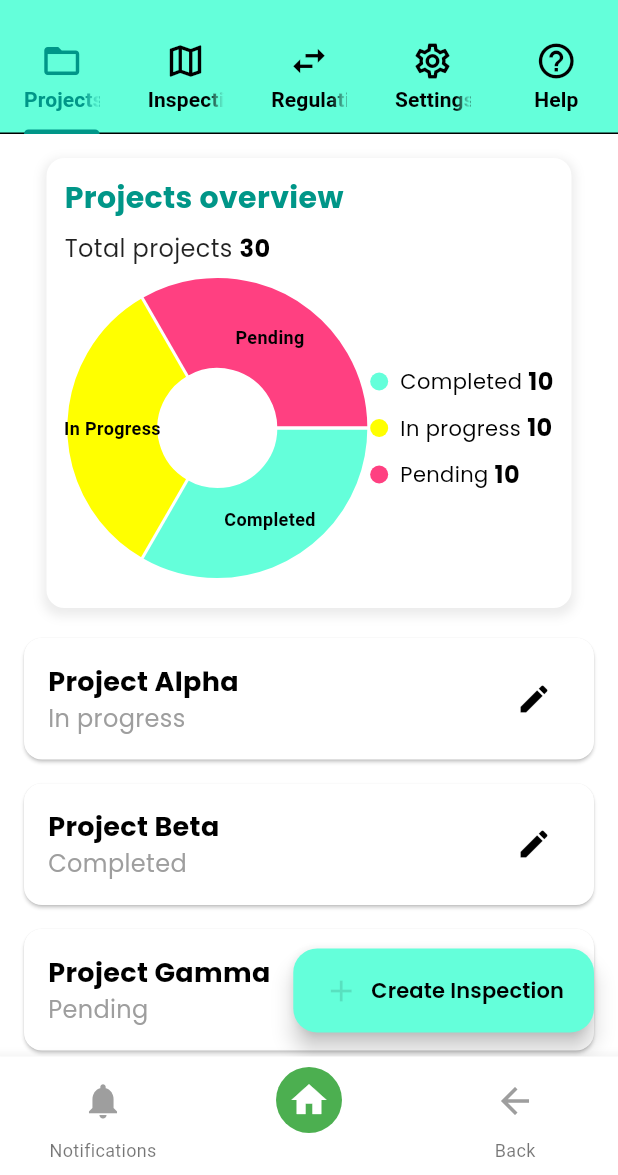
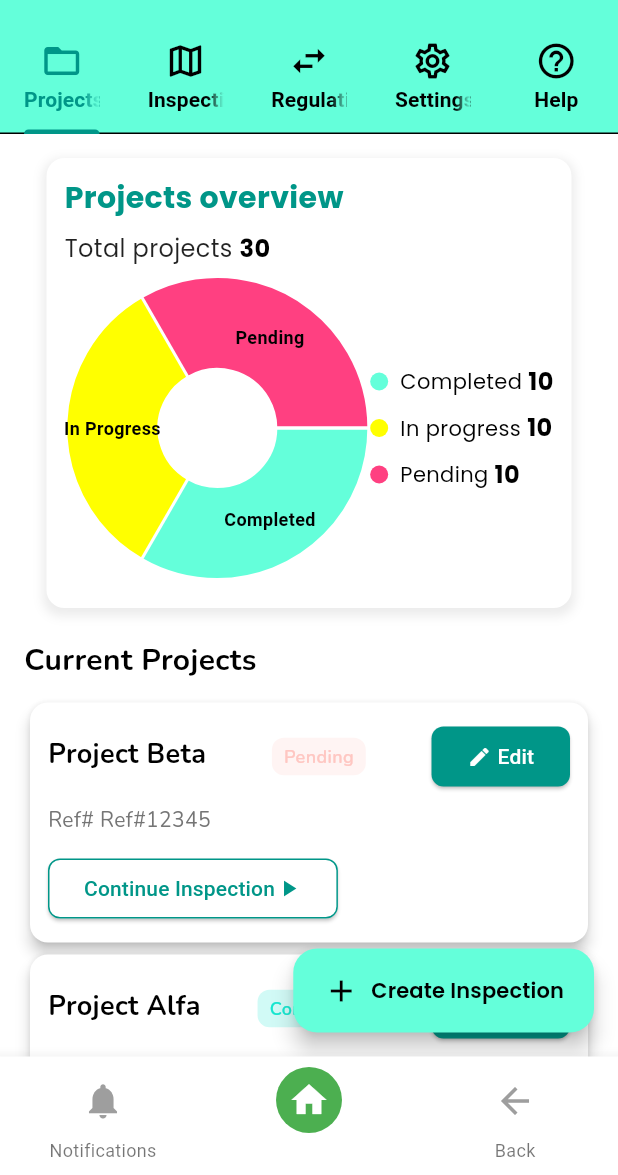
Before and after one commit to shayan5522/ConstructionAppNew, a Flutter app: the screen it shows after launch, on a phone screen of 412 x 824 dp, the part 61-1236 px from its top. Run offline on Flutter 3.47's test engine with Material 3 defaults, Android fonts, the phone set to English and light mode, and no system bars; drawn by our look-alikes of fl_chart; our stand-ins replace device_preview, get, google_fonts.

Commit message:
main_screen fixes

```diff
--- a/lib/CustomWidgets/custon_drawer.dart
+++ b/lib/CustomWidgets/custon_drawer.dart
@@ -3,7 +3,6 @@ import 'package:constructionapp/Screens/BottomBarScreens/DrawerComponents/profil
 import 'package:constructionapp/Screens/main_screen.dart';
 import 'package:flutter/material.dart';
 import 'package:get/get.dart';
-import '../Screens/BottomBarScreens/home_screen.dart';
 
 
 class CustomDrawer extends StatelessWidget {
--- a/lib/Screens/ProjectScreens/project_main_screen.dart
+++ b/lib/Screens/ProjectScreens/project_main_screen.dart
@@ -3,6 +3,7 @@ import 'package:constructionapp/Components/ProjectComponents/survey_screen.dart'
 import 'package:constructionapp/CustomWidgets/custom_text_widget.dart';
 import 'package:flutter/material.dart';
 import 'package:get/get.dart';
+import 'package:google_fonts/google_fonts.dart';
 
 class ProjectsScreen extends StatelessWidget {
   const ProjectsScreen({super.key});
@@ -17,20 +18,39 @@ class ProjectsScreen extends StatelessWidget {
           children: [
             const ProjectOverviewComponent(),
             const SizedBox(height: 20),
-            ProjectCard(
-              title: "Project Alpha",
-              status: "In progress",
-              onEdit: () {},
+            Align(
+                alignment: Alignment.centerLeft,
+                child: Text(
+                  "Current Projects",
+                  style: GoogleFonts.nunito(
+                    fontWeight: FontWeight.bold,
+                    fontSize: 20,
+                  ),
+            ),),
+            const SizedBox(height: 10),
+            ProjectCardNew(
+                projectTitle: "Project Beta",
+                projectRef: "Ref#12345",
+                statusText: "Pending",
+                statusColor: const Color(0xFFFFC7C2),
+                onEditPressed: (){},
+                onContinuePressed: (){}
             ),
-            ProjectCard(
-              title: "Project Beta",
-              status: "Completed",
-              onEdit: () {},
+            ProjectCardNew(
+                projectTitle: "Project Alfa",
+                projectRef: "Ref#12345",
+                statusText: "Completed",
+                statusColor: const Color(0xFF17E7D0),
+                onEditPressed: (){},
+                onContinuePressed: (){}
             ),
-            ProjectCard(
-              title: "Project Gamma",
-              status: "Pending",
-              onEdit: () {},
+            ProjectCardNew(
+                projectTitle: "Project Alfa",
+                projectRef: "Ref#12345",
+                statusText: "In progress",
+                statusColor: const Color(0xFFFFEB9E),
+                onEditPressed: (){},
+                onContinuePressed: (){}
             ),
           ],
         ),
@@ -42,7 +62,7 @@ class ProjectsScreen extends StatelessWidget {
         },
         label: const Row(
           children: [
-            Icon(Icons.add,color: Colors.black12,),
+            Icon(Icons.add,color: Colors.black,),
             SizedBox(width: 8),
             CustomTextWidget(
               text: 'Create Inspection',
@@ -56,38 +76,121 @@ class ProjectsScreen extends StatelessWidget {
   }
 }
 
+class ProjectCardNew extends StatelessWidget {
+  final String projectTitle;
+  final String projectRef;
+  final String statusText;
+  final Color statusColor;
+  final VoidCallback onEditPressed;
+  final VoidCallback onContinuePressed;
 
-class ProjectCard extends StatelessWidget {
-  final String title;
-  final String status;
-  final VoidCallback onEdit;
-
-  const ProjectCard({
-    super.key,
-    required this.title,
-    required this.status,
-    required this.onEdit,
-  });
+  const ProjectCardNew({
+    Key? key,
+    required this.projectTitle,
+    required this.projectRef,
+    required this.statusText,
+    required this.statusColor,
+    required this.onEditPressed,
+    required this.onContinuePressed,
+  }) : super(key: key);
 
   @override
   Widget build(BuildContext context) {
     return Card(
-      margin: const EdgeInsets.only(bottom: 16),
+      shape: RoundedRectangleBorder(
+        borderRadius: BorderRadius.circular(12),
+      ),
+      elevation: 4,
       child: Padding(
-        padding: const EdgeInsets.all(16),
-        child: Row(
-          mainAxisAlignment: MainAxisAlignment.spaceBetween,
+        padding: const EdgeInsets.all(12.0),
+        child: Column(
+          crossAxisAlignment: CrossAxisAlignment.start,
           children: [
-            Column(
-              crossAxisAlignment: CrossAxisAlignment.start,
+            Row(
+              mainAxisAlignment: MainAxisAlignment.spaceBetween,
               children: [
-                CustomTextWidget(text: title, fontSize: 18, fontWeight: FontWeight.bold),
-                CustomTextWidget(text: status, color: Colors.grey),
+                Column(
+                  crossAxisAlignment: CrossAxisAlignment.start,
+                  children: [
+                    Text(
+                      projectTitle,
+                      style: GoogleFonts.nunito(
+                        fontSize: 18,
+                        fontWeight: FontWeight.bold,
+                        color: Colors.black,
+                      ),
+                    ),
+                    const SizedBox(height: 4),
+                  ],
+                ),
+                Container(
+                  padding:
+                  const EdgeInsets.symmetric(horizontal: 8, vertical: 4),
+                  decoration: BoxDecoration(
+                    color: statusColor.withOpacity(0.2),
+                    borderRadius: BorderRadius.circular(8),
+                  ),
+                  child: Text(
+                    statusText,
+                    style: GoogleFonts.nunito(
+                      fontSize: 12,
+                      fontWeight: FontWeight.w600,
+                      color: statusColor,
+                    ),
+                  ),
+                ),
+                // Edit Button
+                ElevatedButton(
+                  onPressed: onEditPressed,
+                  style: ElevatedButton.styleFrom(
+                    backgroundColor: Colors.teal,
+                    shape: RoundedRectangleBorder(
+                      borderRadius: BorderRadius.circular(8),
+                    ),
+                  ),
+                  child: const Row(
+                    children: [
+                      Icon(Icons.edit, color: Colors.white, size: 16),
+                      SizedBox(width: 4),
+                      Text(
+                        "Edit",
+                        style: TextStyle(color: Colors.white),
+                      ),
+                    ],
+                  ),
+                ),
               ],
             ),
-            IconButton(
-              icon: const Icon(Icons.edit),
-              onPressed: onEdit,
+            const SizedBox(height: 8),
+
+            // Reference Number
+            Text(
+              "Ref# $projectRef",
+              style: GoogleFonts.nunito(
+                fontSize: 14,
+                color: Colors.grey.shade600,
+              ),
+            ),
+            const SizedBox(height: 12),
+
+            // Continue Inspection Button
+            ElevatedButton(
+              onPressed: onContinuePressed,
+              style: ElevatedButton.styleFrom(
+                foregroundColor: Colors.teal,
+                side: const BorderSide(color: Colors.teal),
+                backgroundColor: Colors.white,
+                shape: RoundedRectangleBorder(
+                  borderRadius: BorderRadius.circular(8),
+                ),
+              ),
+              child: const Row(
+                mainAxisSize: MainAxisSize.min,
+                children: [
+                  Text("Continue Inspection"),
+                  Icon(Icons.play_arrow, size: 18),
+                ],
+              ),
             ),
           ],
         ),
--- /dev/null
+++ b/lib/res/images_res.dart
@@ -0,0 +1,13 @@
+/// Generated file. Do not edit.
+/// This file is generated by the iFlutter
+
+// ignore_for_file: constant_identifier_names
+// ignore_for_file: lines_longer_than_80_chars
+class ImagesRes {
+  ImagesRes._();
+
+  static const String PLUGIN_NAME = 'constructionapp';
+  static const String PLUGIN_VERSION = '1.0.0+1';
+  static const String A_DOT_BURR = 'images/a_dot_burr.jpeg';
+  static const String A_DOT_HAM = 'images/a_dot_ham.jpeg';
+}
--- a/pubspec.yaml
+++ b/pubspec.yaml
@@ -66,9 +66,9 @@ flutter:
   uses-material-design: true
 
   # To add assets to your application, add an assets section, like this:
-  # assets:
-  #   - images/a_dot_burr.jpeg
-  #   - images/a_dot_ham.jpeg
+  assets:
+    - images/a_dot_burr.jpeg
+    - images/a_dot_ham.jpeg
 
   # An image asset can refer to one or more resolution-specific "variants", see
   # https://flutter.dev/to/resolution-aware-images
```
